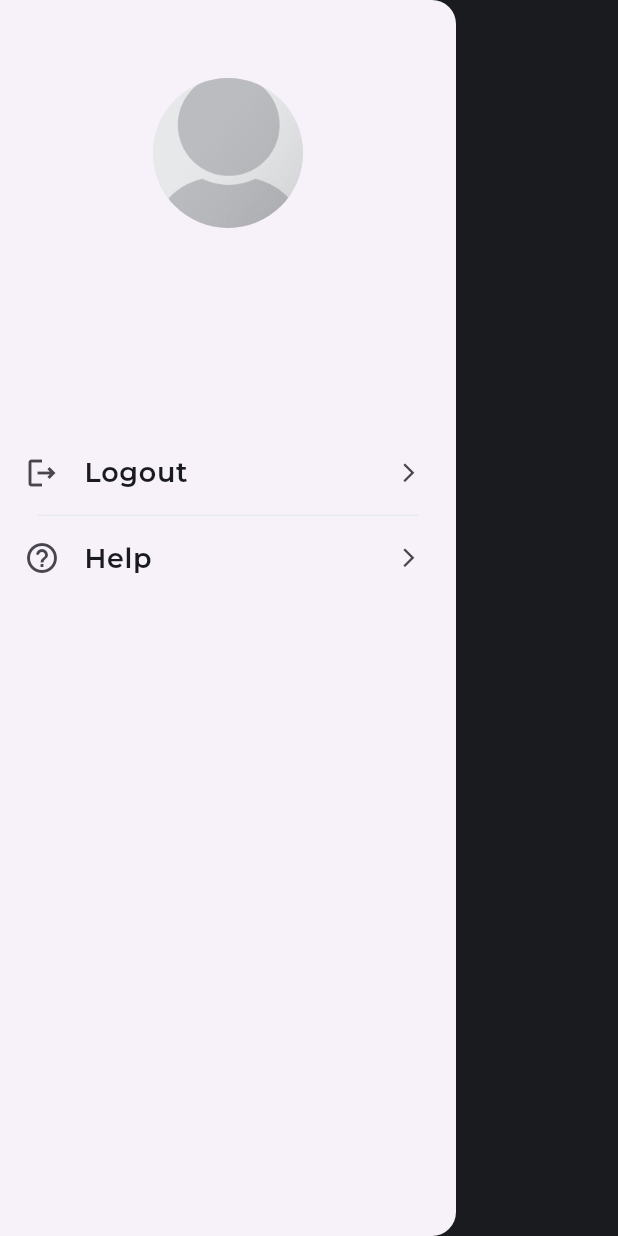
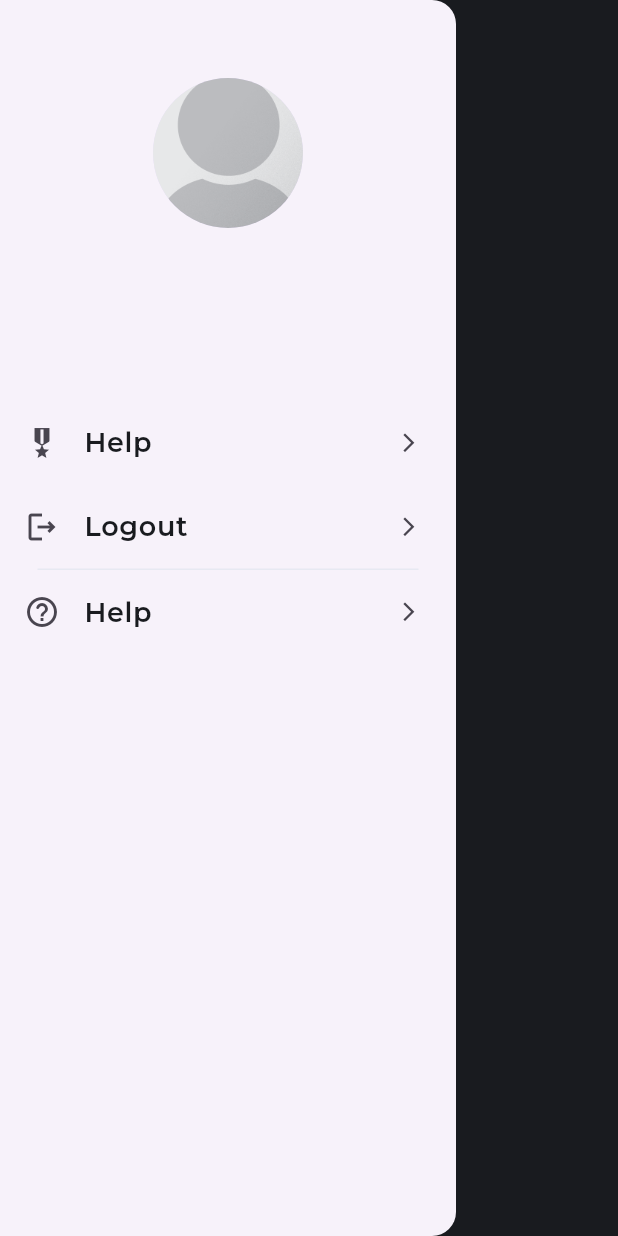
Before and after one commit to OucheneMohamedNourElIslem658/Nexus-Ranking-System, a Flutter app: the CustomDrawer widget shown alone on an empty page, opened directly, on a phone screen of 412 x 824 dp. Run offline on Flutter 3.47's test engine with Material 3 defaults, Android fonts, the phone set to English and light mode, and no system bars; our stand-ins replace cloud_firestore, firebase_auth, firebase_core, flutter_svg, get; accounts and stored records are empty; generated files the repository leaves out were written again; network calls fail; project files that could hold a hidden picture were left out.

Commit message:
finished ranking

```diff
--- a/lib/commun/repos/rank.dart
+++ b/lib/commun/repos/rank.dart
@@ -1,5 +1,4 @@
 import 'package:cloud_firestore/cloud_firestore.dart';
-import 'package:nexus_ranking_system/features/auth/repos/auth.dart';
 import 'package:nexus_ranking_system/models/member.dart';
 
 class RankRepo {
@@ -62,15 +61,37 @@ class RankRepo {
     });
   }
 
-  static Future<Score?> getCurrentUserScore() async {
-    final currentUser = AuthRepo.currentUser;
-    final memberDoc = await _firestore.collection('members').doc(currentUser!.uid).get();
-    if (memberDoc.exists) {
-      final scoresList = memberDoc.data()?['scores'] as List<dynamic>? ?? [];
-      List<Score> scores = scoresList.map((scoreJson) => Score.fromJson(scoreJson)).toList();
-      return scores.isNotEmpty ? scores[0] : null;
-    }
-    return null;
+  static Future<Member?> getCurrentUserScores(String uid) async {
+    final memberDoc = await _firestore.collection('members').doc(uid).get();
+    if (!memberDoc.exists) return null;
+
+    final memberData = memberDoc.data();
+    final scoresList = memberData?['scores'] as List<dynamic>? ?? [];
+
+    List<Score> scores = await Future.wait(
+      scoresList.map((scoreJson) async {
+        final score = Score.fromJson(scoreJson);
+
+        if (score.field.isNotEmpty) {
+          final fieldDoc = await _firestore.collection('fields').doc(score.field).get();
+          if (fieldDoc.exists) {
+            score.fieldInfo = Field.fromJson(fieldDoc.data()!);
+          }
+        }
+        return score;
+      }).toList(),
+    );
+
+    int totalScore = scores.fold(0, (sum, score) => sum + score.points);
+
+    return Member(
+      uid: uid,
+      name: memberData?['name'] ?? 'Unknown',
+      email: memberData?['email'] ?? 'undefined email',
+      imageURL: memberData?['imageURL'],
+      scores: scores,
+      totalScore: totalScore,
+    );
   }
 
   static Stream<List<Field>> getAllFieldsStream() {
--- a/lib/constents/text_styles.dart
+++ b/lib/constents/text_styles.dart
@@ -57,6 +57,16 @@ class TextStyles {
     fontSize: 18,
     color: CustomColors.grey3
   );
+  static const style12 = TextStyle(
+    fontFamily: Fonts.montserratSemiBold,
+    fontSize: 16,
+    color: Colors.white
+  );
+  static const style13 = TextStyle(
+    fontFamily: Fonts.montserratMed,
+    fontSize: 12,
+    color: CustomColors.black1
+  );
 }
 
 class Fonts {
--- a/lib/features/auth/screens/auth.dart
+++ b/lib/features/auth/screens/auth.dart
@@ -1,5 +1,5 @@
 import 'package:flutter/material.dart';
-import 'package:nexus_ranking_system/features/auth/repos/oauth_sng_in_buttons.dart';
+import 'package:nexus_ranking_system/features/auth/repos/oauth_sign_in_buttons.dart';
 import 'package:nexus_ranking_system/constents/custom_colors.dart';
 import 'package:nexus_ranking_system/constents/text_styles.dart';
 
--- a/lib/features/rank/screens/rank.dart
+++ b/lib/features/rank/screens/rank.dart
@@ -60,6 +60,7 @@ class RankScreen extends StatelessWidget {
               child: ConstrainedBox(
                 constraints: const BoxConstraints(maxWidth: 500),
                 child: GetBuilder<RankSwitchController>(
+                  dispose: (state) => Get.delete<RankSwitchController>(),
                   builder: (_) {
                     return Column(
                       crossAxisAlignment: CrossAxisAlignment.center,
@@ -145,7 +146,8 @@ class CustomDrawer extends StatelessWidget {
           Text(
             email ?? 'undefined email',
           ),
-          const SizedBox(height: 50),
+          const SizedBox(height: 30),
+          const ScoreInfo(),
           Column(
             children: [
               ListTile(
@@ -177,9 +179,99 @@ class CustomDrawer extends StatelessWidget {
                 ),
               )
             ],
-          )
+          ),
         ],
       ),
     );
   }
 }
+
+class ScoreInfo extends StatefulWidget {
+  const ScoreInfo({
+    super.key,
+  });
+
+  @override
+  State<ScoreInfo> createState() => _ScoreInfoState();
+}
+
+class _ScoreInfoState extends State<ScoreInfo> {
+  var expand = false;
+  @override
+  Widget build(BuildContext context) {
+    return Column(
+      crossAxisAlignment: CrossAxisAlignment.start,
+      children: [
+        ListTile(
+          leading: const Icon(Icons.military_tech),
+          trailing: GestureDetector(
+            onTap: () => setState(() {
+              expand = !expand;
+            }),
+            child: AnimatedRotation(
+              alignment: Alignment.center,
+              duration: const Duration(milliseconds: 100),
+              turns: expand ? 0.25 : 0,
+              child: const Icon(Icons.arrow_forward_ios, size: 15)
+            )
+          ),
+          title: Text(
+            'Help',
+            style: TextStyles.style8.copyWith(
+              color: CustomColors.black1
+            ),
+          ),
+        ),
+        Visibility(
+          visible: expand,
+          child: FutureBuilder<Member?>(
+            future: RankRepo.getCurrentUserScores(AuthRepo.currentUser!.uid),
+            builder: (context, snapshot) {
+              if (snapshot.connectionState == ConnectionState.waiting || snapshot.data == null) {
+                return const SizedBox();
+              }
+
+              final member = snapshot.data!;
+              final scores = member.scores;
+
+              return Padding(
+                padding: const EdgeInsets.only(left: 20),
+                child: Column(
+                  children: List.generate(
+                    scores.length,
+                    (index) {
+                      final score = scores[index];
+                      final field = score.fieldInfo!;
+
+                      return ListTile(
+                        title: Text(
+                          field.name,
+                          style: TextStyles.style12.copyWith(
+                            color: CustomColors.black1
+                          ),
+                        ),
+                        trailing: Container(
+                          padding: const EdgeInsets.all(6),
+                          decoration: BoxDecoration(
+                            shape: BoxShape.circle,
+                            border: Border.all(
+                              color: CustomColors.black1
+                            )
+                          ),
+                          child: Text(
+                            score.points.toString(),
+                            style: TextStyles.style13,
+                          ),
+                        ),
+                      );
+                    }
+                  ),
+                ),
+              );
+            },
+          ),
+        ),
+      ],
+    );
+  }
+}
--- a/lib/models/member.dart
+++ b/lib/models/member.dart
@@ -29,8 +29,13 @@ class Field {
 class Score {
   final int points;
   final String field;
+  Field? fieldInfo;
 
-  Score({required this.points, required this.field});
+  Score({
+    required this.points,
+    required this.field,
+    this.fieldInfo
+  });
 
   factory Score.fromJson(Map<String, dynamic> json) {
     return Score(
```
Also changed, not shown: lib/features/admin/repos/admin.dart (added, +65 -0 lines), lib/features/auth/repos/auth.dart (+3 -10 lines), lib/utils/messengers.dart (added, +15 -0 lines), lib/features/auth/repos/oauth_sign_in_buttons.dart (renamed from lib/features/auth/repos/oauth_sng_in_buttons.dart).
